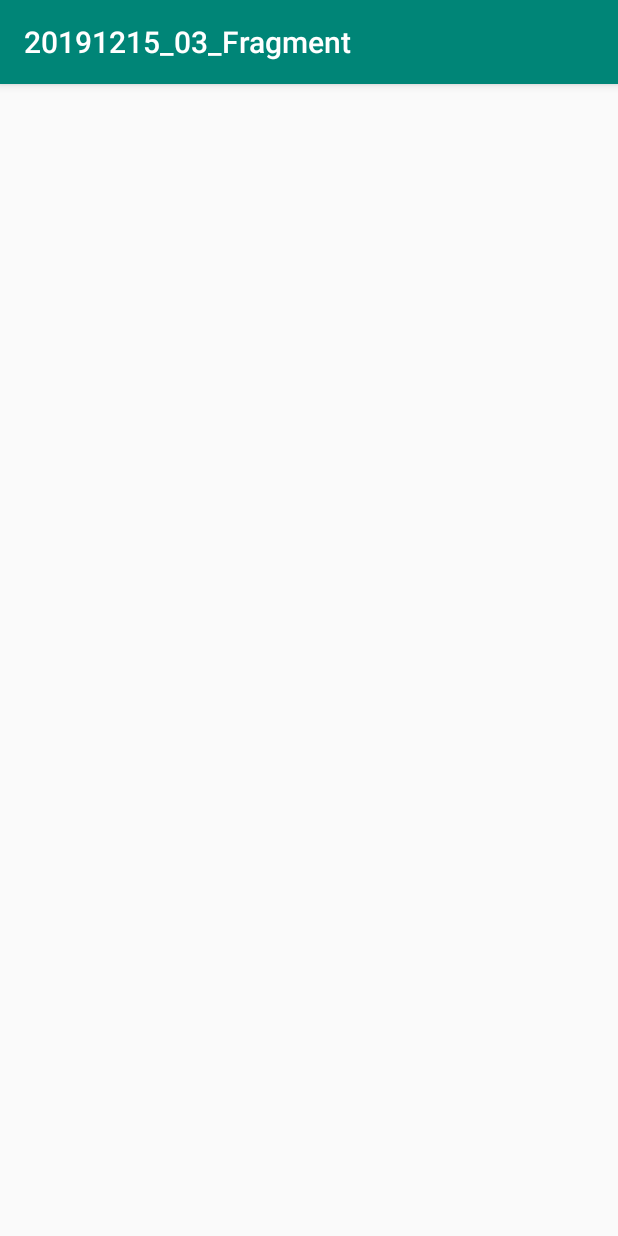
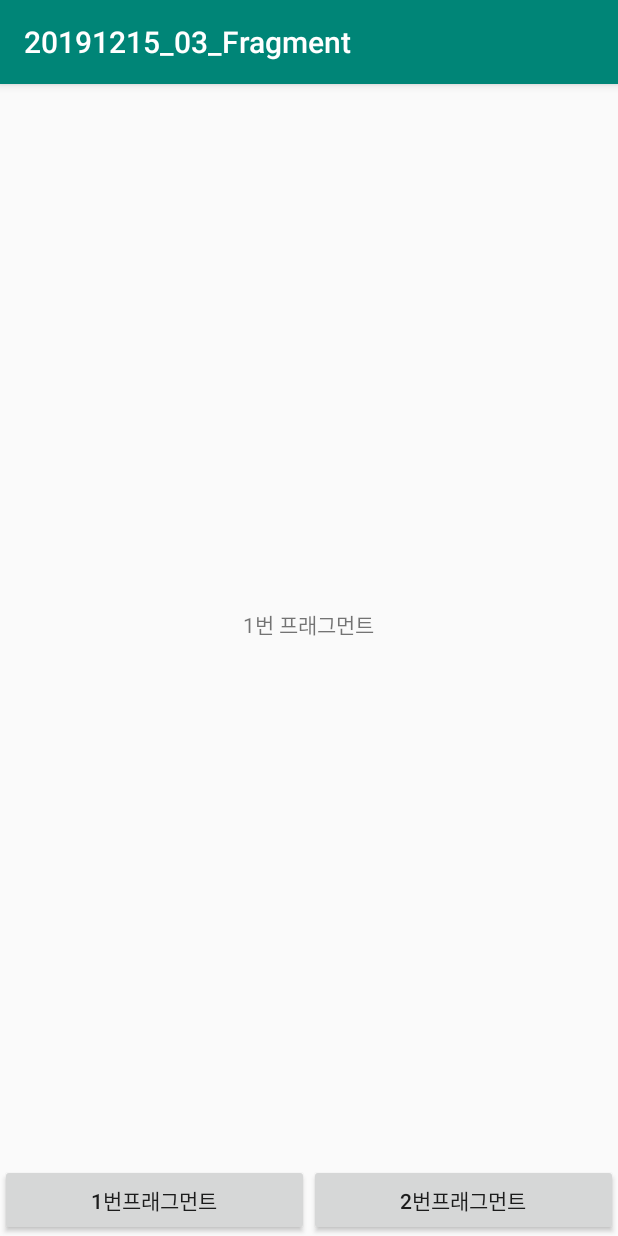
Before and after one commit to gyucode/20191215_03_Fragment, an Android app: the screen it shows after launch (MainActivity), on a phone screen of 412 x 824 dp. Run offline under Robolectric (Android 15) with nearby library versions, the phone set to English and light mode, and no system bars.

Commit message:
프래그먼트 배치  - 코틀린/ XML생성  - 액티비티 위에 얹기

```diff
--- a/app/src/main/java/com/example/a20191215_03_fragment/MainActivity.kt
+++ b/app/src/main/java/com/example/a20191215_03_fragment/MainActivity.kt
@@ -7,6 +7,8 @@ class MainActivity : BaseActivity() {
     override fun onCreate(savedInstanceState: Bundle?) {
         super.onCreate(savedInstanceState)
         setContentView(R.layout.activity_main)
+        setupEvents()
+        setValue()
     }
     override fun setupEvents() {
 
--- /dev/null
+++ b/app/src/main/java/com/example/a20191215_03_fragment/fragments/FirstFragment.kt
@@ -0,0 +1,19 @@
+package com.example.a20191215_03_fragment.fragments
+
+import android.os.Bundle
+import android.view.LayoutInflater
+import android.view.View
+import android.view.ViewGroup
+import androidx.fragment.app.Fragment
+import com.example.a20191215_03_fragment.R
+
+class FirstFragment : Fragment(){
+
+    override fun onCreateView(
+        inflater: LayoutInflater,
+        container: ViewGroup?,
+        savedInstanceState: Bundle?
+    ): View? {
+        return inflater.inflate(R.layout.fragment_first, container, false)
+    }
+}
--- a/app/src/main/res/layout/activity_main.xml
+++ b/app/src/main/res/layout/activity_main.xml
@@ -7,6 +7,38 @@
     android:orientation="vertical"
     tools:context=".MainActivity">
 
+    <LinearLayout
+        android:layout_width="match_parent"
+        android:layout_height="0dp"
+        android:layout_weight="1">
 
+        <fragment
+            android:id="@+id/firstFrag"
+            android:layout_width="match_parent"
+            android:layout_height="match_parent"
+            class="com.example.a20191215_03_fragment.fragments.FirstFragment"/>
+
+    </LinearLayout>
+
+    <LinearLayout
+        android:layout_width="match_parent"
+        android:layout_height="wrap_content"
+        android:orientation="horizontal">
+
+        <Button
+            android:id="@+id/firstFragBtn"
+            android:text="1번프래그먼트"
+            android:layout_width="0dp"
+            android:layout_height="wrap_content"
+            android:layout_weight="1"/>
+
+        <Button
+            android:id="@+id/secondFragBtn"
+            android:text="2번프래그먼트"
+            android:layout_width="0dp"
+            android:layout_height="wrap_content"
+            android:layout_weight="1"/>
+
+    </LinearLayout>
 
 </LinearLayout>
--- /dev/null
+++ b/app/src/main/res/layout/fragment_first.xml
@@ -0,0 +1,13 @@
+<?xml version="1.0" encoding="utf-8"?>
+<LinearLayout xmlns:android="http://schemas.android.com/apk/res/android"
+    android:orientation="vertical" android:layout_width="match_parent"
+    android:layout_height="match_parent"
+    android:gravity="center">
+
+    <TextView
+        android:layout_width="wrap_content"
+        android:layout_height="wrap_content"
+        android:text="1번 프래그먼트"
+        />
+
+</LinearLayout>
```
